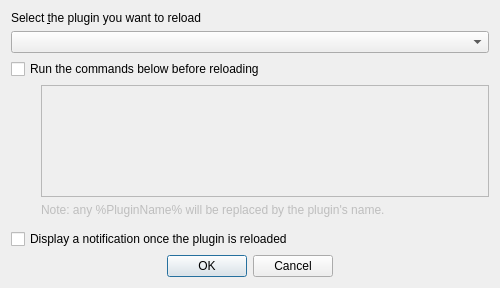
This is ConfigurationDialogBase.ui in borysiasty/plugin_reloader as Qt 5 draws it before an edit. The edited form follows.
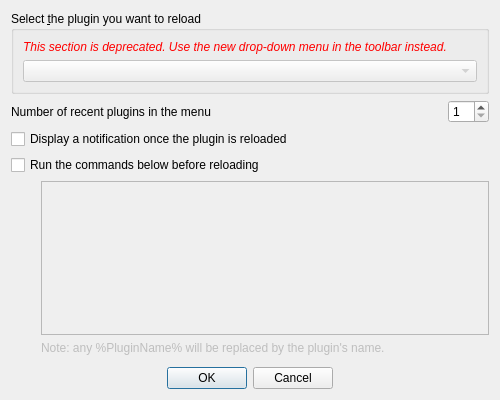
This is the edited form.

Commit message: Handles multiple plugins

The edit to the form file:
```diff
--- a/ConfigurationDialogBase.ui
+++ b/ConfigurationDialogBase.ui
@@ -8,7 +8,7 @@
     <x>0</x>
     <y>0</y>
     <width>500</width>
-    <height>288</height>
+    <height>400</height>
    </rect>
   </property>
   <property name="sizePolicy">
@@ -20,7 +20,7 @@
   <property name="maximumSize">
    <size>
     <width>500</width>
-    <height>300</height>
+    <height>400</height>
    </size>
   </property>
   <property name="contextMenuPolicy">
@@ -33,23 +33,20 @@
    <string/>
   </property>
   <layout class="QGridLayout" name="gridLayout">
+   <item row="12" column="0">
+    <widget class="QDialogButtonBox" name="buttonBox">
+     <property name="focusPolicy">
+      <enum>Qt::NoFocus</enum>
+     </property>
+     <property name="standardButtons">
+      <set>QDialogButtonBox::Cancel|QDialogButtonBox::Ok</set>
+     </property>
+     <property name="centerButtons">
+      <bool>true</bool>
+     </property>
+    </widget>
+   </item>
    <item row="6" column="0">
-    <widget class="QCheckBox" name="cbNotifications">
-     <property name="sizePolicy">
-      <sizepolicy hsizetype="Expanding" vsizetype="Fixed">
-       <horstretch>0</horstretch>
-       <verstretch>0</verstretch>
-      </sizepolicy>
-     </property>
-     <property name="toolTip">
-      <string>&lt;html&gt;&lt;head/&gt;&lt;body&gt;&lt;p&gt;Push a notification about the successful reload to the QGIS message bar.&lt;/p&gt;&lt;p&gt;&lt;span style=&quot; font-weight:600;&quot;&gt;Check this&lt;/span&gt;, if you like to be sure you reloaded the right plugin.&lt;/p&gt;&lt;p&gt;&lt;span style=&quot; font-weight:600;&quot;&gt;Uncheck this&lt;/span&gt;, if you hate trivial notifications covering error messages from the plugin.&lt;/p&gt;&lt;/body&gt;&lt;/html&gt;</string>
-     </property>
-     <property name="text">
-      <string>Display a notification once the plugin is reloaded</string>
-     </property>
-    </widget>
-   </item>
-   <item row="4" column="0">
     <layout class="QGridLayout" name="gridLayout_2">
      <property name="bottomMargin">
       <number>6</number>
@@ -96,30 +93,7 @@
      </item>
     </layout>
    </item>
-   <item row="7" column="0">
-    <widget class="QDialogButtonBox" name="buttonBox">
-     <property name="focusPolicy">
-      <enum>Qt::NoFocus</enum>
-     </property>
-     <property name="standardButtons">
-      <set>QDialogButtonBox::Cancel|QDialogButtonBox::Ok</set>
-     </property>
-     <property name="centerButtons">
-      <bool>true</bool>
-     </property>
-    </widget>
-   </item>
-   <item row="0" column="0">
-    <widget class="QLabel" name="label">
-     <property name="text">
-      <string>Select &amp;the plugin you want to reload</string>
-     </property>
-     <property name="buddy">
-      <cstring>comboPlugin</cstring>
-     </property>
-    </widget>
-   </item>
-   <item row="2" column="0">
+   <item row="4" column="0">
     <widget class="QCheckBox" name="cbExtraCommands">
      <property name="sizePolicy">
       <sizepolicy hsizetype="Expanding" vsizetype="Fixed">
@@ -137,21 +111,91 @@
     </widget>
    </item>
    <item row="1" column="0">
-    <widget class="QComboBox" name="comboPlugin">
+    <widget class="QGroupBox" name="groupBox">
+     <property name="title">
+      <string>Select &amp;the plugin you want to reload</string>
+     </property>
+     <layout class="QVBoxLayout" name="verticalLayout">
+      <item>
+       <widget class="QLabel" name="label_2">
+        <property name="text">
+         <string>&lt;html&gt;&lt;head/&gt;&lt;body&gt;&lt;p&gt;&lt;span style=&quot; font-style:italic;color:red&quot;&gt;
+This section is deprecated. Use the new drop-down menu in the toolbar instead.
+&lt;/span&gt;&lt;/p&gt;&lt;/body&gt;&lt;/html&gt;</string>
+        </property>
+        <property name="wordWrap">
+         <bool>true</bool>
+        </property>
+       </widget>
+      </item>
+      <item>
+       <widget class="QComboBox" name="comboPlugin">
+        <property name="enabled">
+         <bool>false</bool>
+        </property>
+        <property name="sizePolicy">
+         <sizepolicy hsizetype="Expanding" vsizetype="Fixed">
+          <horstretch>0</horstretch>
+          <verstretch>0</verstretch>
+         </sizepolicy>
+        </property>
+        <property name="minimumSize">
+         <size>
+          <width>220</width>
+          <height>0</height>
+         </size>
+        </property>
+        <property name="focusPolicy">
+         <enum>Qt::WheelFocus</enum>
+        </property>
+       </widget>
+      </item>
+     </layout>
+    </widget>
+   </item>
+   <item row="2" column="0">
+    <layout class="QHBoxLayout" name="horizontalLayout">
+     <item>
+      <widget class="QLabel" name="label">
+       <property name="sizePolicy">
+        <sizepolicy hsizetype="Expanding" vsizetype="Preferred">
+         <horstretch>0</horstretch>
+         <verstretch>0</verstretch>
+        </sizepolicy>
+       </property>
+       <property name="text">
+        <string>Number of recent plugins in the menu</string>
+       </property>
+      </widget>
+     </item>
+     <item>
+      <widget class="QSpinBox" name="sbRecentPluginsCount">
+       <property name="minimum">
+        <number>1</number>
+       </property>
+       <property name="maximum">
+        <number>32</number>
+       </property>
+       <property name="value">
+        <number>1</number>
+       </property>
+      </widget>
+     </item>
+    </layout>
+   </item>
+   <item row="3" column="0">
+    <widget class="QCheckBox" name="cbNotifications">
      <property name="sizePolicy">
       <sizepolicy hsizetype="Expanding" vsizetype="Fixed">
        <horstretch>0</horstretch>
        <verstretch>0</verstretch>
       </sizepolicy>
      </property>
-     <property name="minimumSize">
-      <size>
-       <width>220</width>
-       <height>0</height>
-      </size>
+     <property name="toolTip">
+      <string>&lt;html&gt;&lt;head/&gt;&lt;body&gt;&lt;p&gt;Push a notification about the successful reload to the QGIS message bar.&lt;/p&gt;&lt;p&gt;&lt;span style=&quot; font-weight:600;&quot;&gt;Check this&lt;/span&gt;, if you like to be sure you reloaded the right plugin.&lt;/p&gt;&lt;p&gt;&lt;span style=&quot; font-weight:600;&quot;&gt;Uncheck this&lt;/span&gt;, if you hate trivial notifications covering error messages from the plugin.&lt;/p&gt;&lt;/body&gt;&lt;/html&gt;</string>
      </property>
-     <property name="focusPolicy">
-      <enum>Qt::WheelFocus</enum>
+     <property name="text">
+      <string>Display a notification once the plugin is reloaded</string>
      </property>
     </widget>
    </item>
```
Left out of the diff: 25 changed lines with no effect on the pictures. The commit also changes 17 other files.
